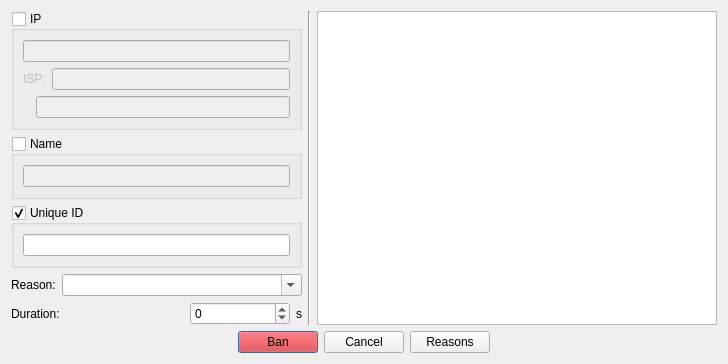
Bluscream/pyTSon_plugins, file scripts/customBan/ban.ui: the form before one commit.
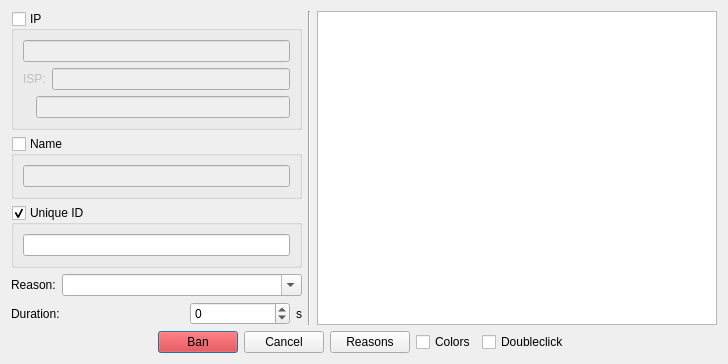
The form after the commit.

Patch:
```diff
--- a/scripts/customBan/ban.ui
+++ b/scripts/customBan/ban.ui
@@ -7,7 +7,7 @@
    <rect>
     <x>0</x>
     <y>0</y>
-    <width>675</width>
+    <width>725</width>
     <height>349</height>
    </rect>
   </property>
@@ -256,6 +256,20 @@
        </property>
       </widget>
      </item>
+     <item>
+      <widget class="QCheckBox" name="chk_alternate">
+       <property name="text">
+        <string>Colors</string>
+       </property>
+      </widget>
+     </item>
+     <item>
+      <widget class="QCheckBox" name="chk_doubleclick">
+       <property name="text">
+        <string>Doubleclick</string>
+       </property>
+      </widget>
+     </item>
      <item>
       <spacer name="horizontalSpacer_2">
        <property name="orientation">
```
Left out of the diff: 12 changed lines with no effect on the pictures.
